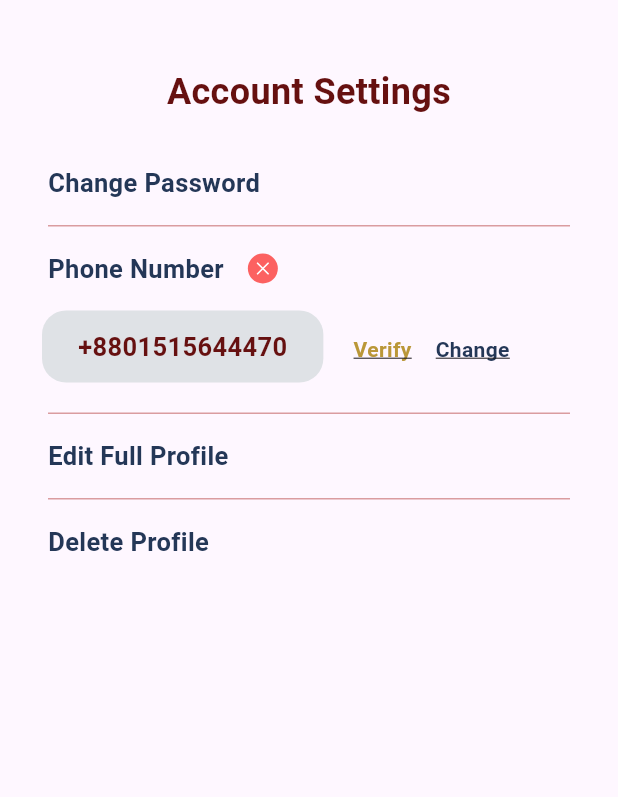
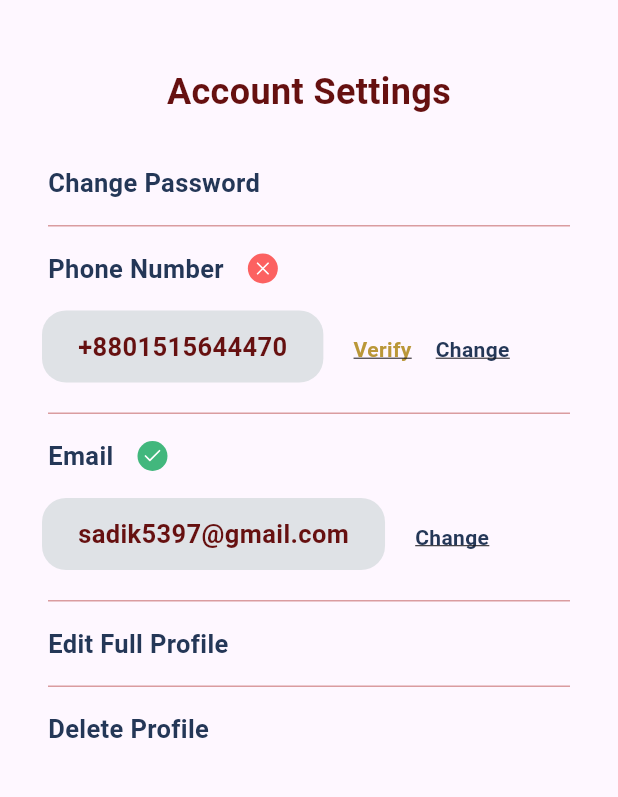
Before and after one commit to sadik5397/biyer_juti_flutter_sadik5397, a Flutter app: the AccountSettings screen opened directly, on a phone screen of 412 x 824 dp, the part 90-887 px from its top. Run offline on Flutter 3.47's test engine with Material 3 defaults, Android fonts, the phone set to English and light mode, and no system bars; our stand-ins replace cached_network_image, carousel_slider, dotted_border, dropdown_button2, feather_icons, flutter_image_compress and 4 more; network calls fail; key blocks and very long unbroken strings in the code were emptied for the run.

Commit message:
Added Change Email

```diff
--- a/lib/views/account_settings.dart
+++ b/lib/views/account_settings.dart
@@ -8,6 +8,7 @@ import '../component/app_bar.dart';
 import '../component/section_header.dart';
 import '../theme/gap.dart';
 import '../theme/padding.dart';
+import 'change_email.dart';
 import 'change_mobile.dart';
 
 class AccountSettings extends StatefulWidget {
@@ -26,7 +27,7 @@ class _AccountSettingsState extends State<AccountSettings> {
           const SectionHeader(label: "Account Settings", topGap: false),
           BasicNavigationButton(label: "Change Password", onTap: () => route(context, const ChangePassword())),
           AccountUpdatableInfo(label: "Phone Number", onTapChange: () => route(context, const ChangeMobile()), value: "+8801515644470", verified: false),
-          // AccountUpdatableInfo(label: "Email", onTapChange: () => route(context, const ChangeEmail()), value: "+sadik5397@gmail.com", verified: true),
+          AccountUpdatableInfo(label: "Email", onTapChange: () => route(context, const ChangeEmail()), value: "sadik5397@gmail.com", verified: true),
           BasicNavigationButton(label: "Edit Full Profile", onTap: () {}),
           BasicNavigationButton(label: "Delete Profile", onTap: () {}, lastItem: true),
           Gap.gy6,
```
